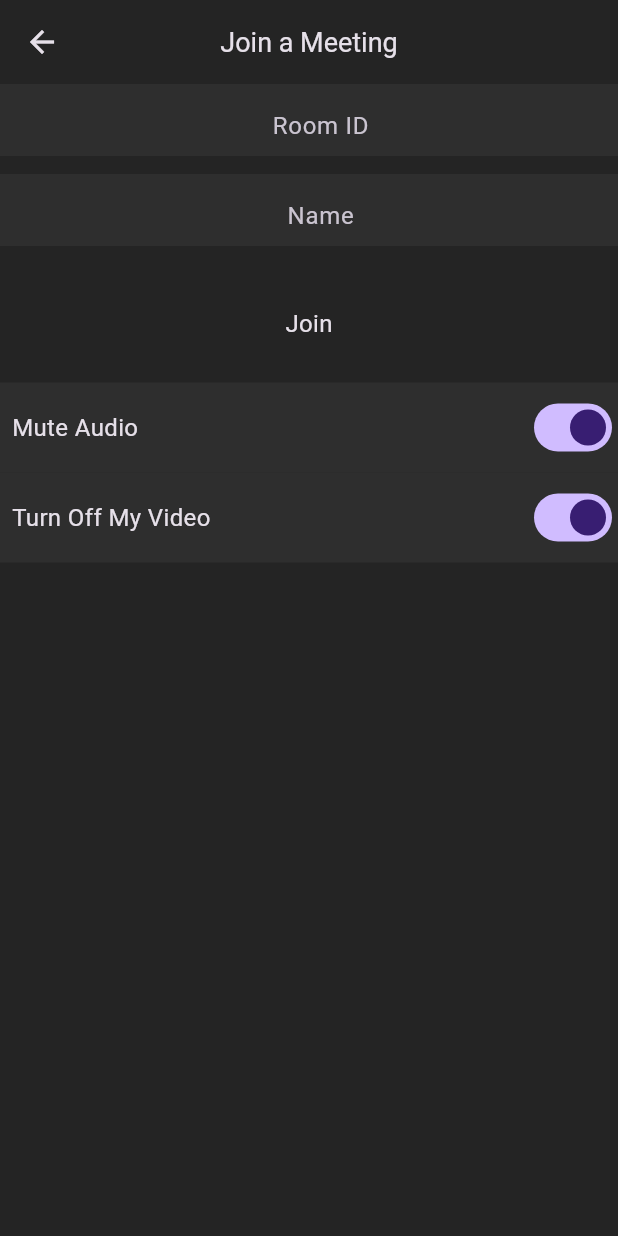
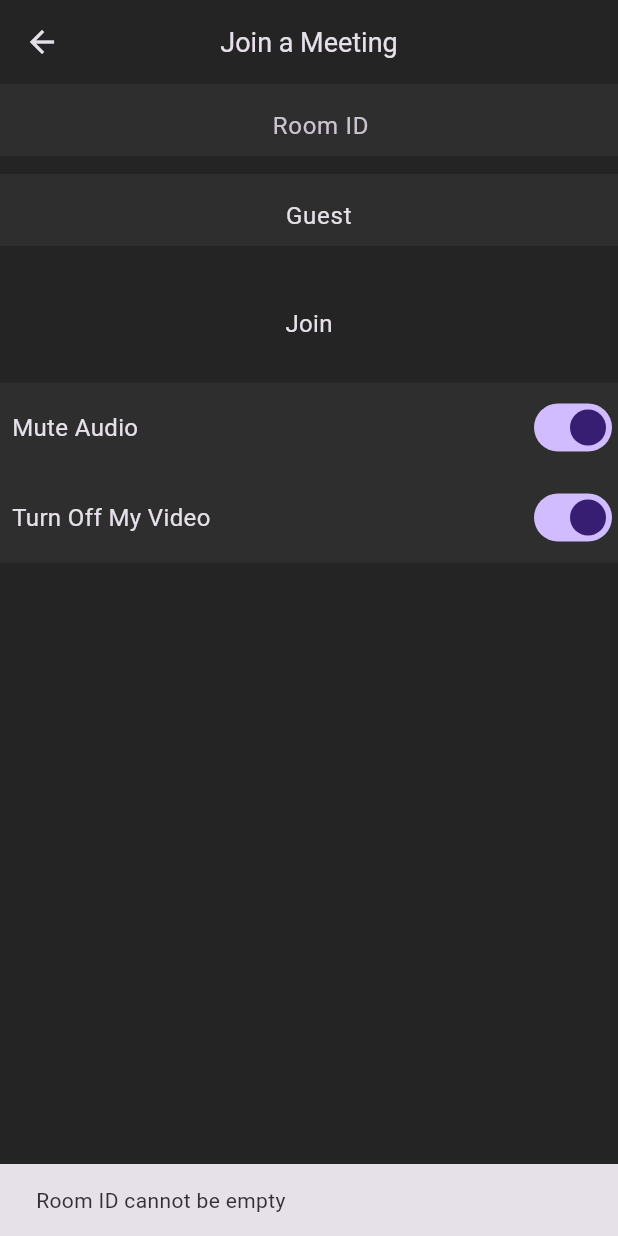
Before and after one commit to simon9001/Myfinalyear-project, a Flutter app: the VideoCallScreen screen opened by its route, after a tap on "Join", on a phone screen of 412 x 824 dp. Run offline on Flutter 3.47's test engine with Material 3 defaults, Android fonts, the phone set to English and light mode, and no system bars; our stand-ins replace cloud_firestore, firebase_auth, shared_preferences; missing offline and left inert: jitsi_meet_flutter_sdk; accounts and stored records are empty.

Commit message:
not so fast i see some things needs more work

```diff
--- a/lib/resources/jitsi_meet_methods.dart
+++ b/lib/resources/jitsi_meet_methods.dart
@@ -1,18 +1,18 @@
 import 'package:jitsi_meet_flutter_sdk/jitsi_meet_flutter_sdk.dart';
 import 'package:front_end/resources/auth_methods.dart';
 import 'package:front_end/resources/firestore_methods.dart';
-import 'package:shared_preferences/shared_preferences.dart';
 
 class JitsiMeetMethods {
   final AuthMethods _authMethods = AuthMethods();
   final FirestoreMethods _firestoreMethods = FirestoreMethods();
   final JitsiMeet _jitsiMeet = JitsiMeet();
 
+  /// Fetch stored authentication token
   Future<String?> _getToken() async {
-    final prefs = await SharedPreferences.getInstance();
-    return prefs.getString('auth_token');
+    return await _authMethods.getToken();
   }
 
+  /// Create and join a Jitsi meeting
   void createMeeting({
     required String roomName,
     required bool isAudioMuted,
@@ -20,18 +20,23 @@ class JitsiMeetMethods {
     String username = '',
   }) async {
     try {
-      String name = username.isNotEmpty
-          ? username
-          : _authMethods.user?.displayName ?? 'Guest';
+      // Fetch user role (optional, remove if not needed)
+      String? userRole = await _authMethods.getUserRole();
+      print("User Role: $userRole");
 
+      // Get authentication token
       String? token = await _getToken();
 
+      // Default username if not provided
+      String name = username.isNotEmpty ? username : "Guest User";
+
+      // Jitsi Meet Conference Options
       var options = JitsiMeetConferenceOptions(
         room: roomName,
         userInfo: JitsiMeetUserInfo(
           displayName: name,
-          email: _authMethods.user?.email,
-          avatar: _authMethods.user?.photoURL,
+          email: "guest@example.com", // No Firebase, use a default or remove
+          avatar: null, // No Firebase photoURL
         ),
         featureFlags: {
           "welcomepage.enabled": false,
@@ -42,11 +47,13 @@ class JitsiMeetMethods {
         token: token, // Pass authentication token
       );
 
+      // Save meeting to history
       _firestoreMethods.addToMeetingHistory(roomName);
 
+      // Join the meeting
       await _jitsiMeet.join(options);
     } catch (error) {
-      print("Error: $error");
+      print("Jitsi Meeting Error: $error");
     }
   }
 }
--- a/lib/screens/video_call_screen.dart
+++ b/lib/screens/video_call_screen.dart
@@ -3,7 +3,6 @@ import 'package:front_end/resources/auth_methods.dart';
 import 'package:front_end/resources/jitsi_meet_methods.dart';
 import 'package:front_end/utils/colors.dart';
 import 'package:front_end/widgets/meeting_option.dart';
-import 'package:shared_preferences/shared_preferences.dart';
 
 class VideoCallScreen extends StatefulWidget {
   const VideoCallScreen({super.key});
@@ -14,9 +13,10 @@ class VideoCallScreen extends StatefulWidget {
 
 class _VideoCallScreenState extends State<VideoCallScreen> {
   final AuthMethods _authMethods = AuthMethods();
+  final JitsiMeetMethods _jitsiMeetMethods = JitsiMeetMethods();
+
   late TextEditingController meetingIdController;
   late TextEditingController nameController;
-  final JitsiMeetMethods _jitsiMeetMethods = JitsiMeetMethods();
 
   bool isAudioMuted = true;
   bool isVideoMuted = true;
@@ -25,9 +25,14 @@ class _VideoCallScreenState extends State<VideoCallScreen> {
   void initState() {
     super.initState();
     meetingIdController = TextEditingController();
-    nameController = TextEditingController(
-      text: _authMethods.user?.displayName ?? '',
-    );
+    _initializeUsername();
+  }
+
+  /// Initialize name field with stored user role or default "Guest"
+  void _initializeUsername() async {
+    String? storedName = await _authMethods.getUserRole(); // Example usage
+    nameController = TextEditingController(text: storedName ?? "Guest");
+    setState(() {}); // Refresh UI after fetching name
   }
 
   @override
@@ -37,19 +42,34 @@ class _VideoCallScreenState extends State<VideoCallScreen> {
     super.dispose();
   }
 
+  /// Fetch authentication token
   Future<String?> _getToken() async {
-    final prefs = await SharedPreferences.getInstance();
-    return prefs.getString('auth_token');
+    return await _authMethods.getToken();
   }
 
+  /// Join a meeting
   _joinMeeting() async {
-    await _getToken();
+    String roomName = meetingIdController.text.trim();
+    String username = nameController.text.trim();
+
+    if (roomName.isEmpty) {
+      ScaffoldMessenger.of(context).showSnackBar(
+        const SnackBar(content: Text("Room ID cannot be empty")),
+      );
+      return;
+    }
+
+    if (username.isEmpty) {
+      username = "Guest"; // Default name if empty
+    }
+
+    await _getToken(); // Ensure token is fetched
 
     _jitsiMeetMethods.createMeeting(
-      roomName: meetingIdController.text.trim(),
+      roomName: roomName,
       isAudioMuted: isAudioMuted,
       isVideoMuted: isVideoMuted,
-      username: nameController.text.trim(),
+      username: username,
     );
   }
 
```
Also changed, not shown: lib/main.dart (+5 -7 lines), lib/resources/auth_methods.dart (+142 -50 lines), 5 other files.
